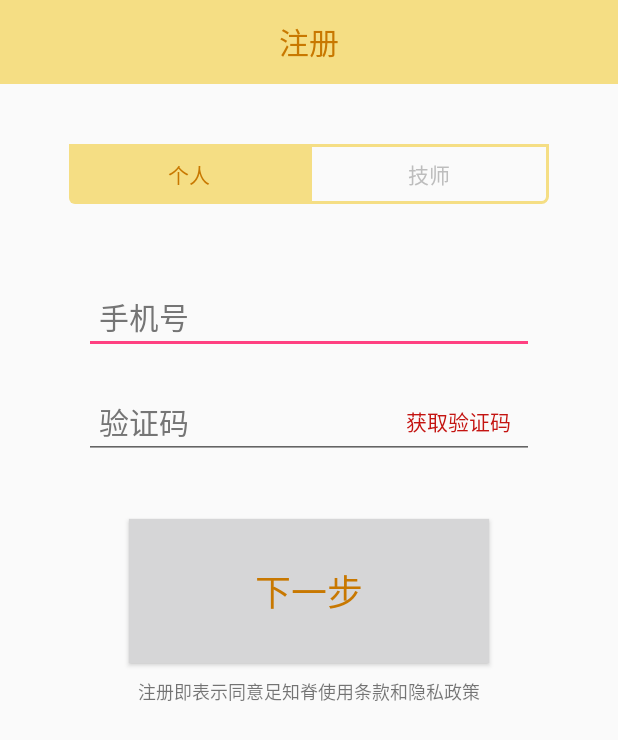
After one commit to jesielin/zuzhiji, an Android app: the fragment RegisterFirstFragment shown on its own in the app's theme, on a phone screen of 412 x 824 dp. The commit adds this screen. Shown: the top 740 px of the screen. Run offline under Robolectric (Android 15) with nearby library versions, the phone set to English and light mode, and no system bars; our stand-ins replace ButterKnife.

Commit message:
注册界面

```diff
--- a/app/src/main/java/com/zzj/zuzhiji/MainActivity.java
+++ b/app/src/main/java/com/zzj/zuzhiji/MainActivity.java
@@ -3,6 +3,7 @@ package com.zzj.zuzhiji;
 import android.content.Intent;
 import android.support.v7.app.AppCompatActivity;
 import android.os.Bundle;
+import android.view.View;
 
 import com.zzj.zuzhiji.util.SharedPreferencesUtils;
 
@@ -14,5 +15,10 @@ public class MainActivity extends AppCompatActivity {
         setContentView(R.layout.activity_main);
 
 
+
+    }
+
+    public void ceshi(View view){
+        startActivity(new Intent(this,RegisterActivity.class));
     }
 }
--- /dev/null
+++ b/app/src/main/java/com/zzj/zuzhiji/fragment/RegisterFirstFragment.java
@@ -0,0 +1,43 @@
+package com.zzj.zuzhiji.fragment;
+
+import android.os.Bundle;
+import android.support.annotation.Nullable;
+import android.support.v4.app.Fragment;
+import android.view.LayoutInflater;
+import android.view.View;
+import android.view.ViewGroup;
+
+import com.zzj.zuzhiji.R;
+
+import butterknife.ButterKnife;
+import butterknife.OnClick;
+
+/**
+ * Created by shawn on 2017-03-28.
+ */
+
+public class RegisterFirstFragment extends Fragment {
+
+    private String type = "0";
+    @Nullable
+    @Override
+    public View onCreateView(LayoutInflater inflater, @Nullable ViewGroup container, @Nullable Bundle savedInstanceState) {
+        View contentView = View.inflate(container.getContext(), R.layout.fragment_register_first,null);
+        ButterKnife.bind(this,contentView);
+        return contentView;
+
+    }
+
+    @OnClick({R.id.operator,R.id.single})
+    public void typeCheck(View view){
+        switch (view.getId()){
+            case R.id.operator:
+                type = "1";
+                break;
+            case R.id.single:
+                type = "0";
+                break;
+        }
+    }
+
+}
--- /dev/null
+++ b/app/src/main/res/color/register_type_text_color.xml
@@ -0,0 +1,5 @@
+<?xml version="1.0" encoding="utf-8"?>
+<selector xmlns:android="http://schemas.android.com/apk/res/android">
+    <item android:color="@color/md_grey_400" android:state_checked="false"/>
+    <item android:color="@color/colorPrimaryDark" android:state_checked="true" />
+</selector>
--- /dev/null
+++ b/app/src/main/res/drawable/register_left_type_bg.xml
@@ -0,0 +1,6 @@
+<?xml version="1.0" encoding="utf-8"?>
+<selector xmlns:android="http://schemas.android.com/apk/res/android">
+
+    <item android:drawable="@drawable/register_left_type_nor_bg" android:state_checked="false"/>
+    <item android:drawable="@drawable/register_left_type_pressed_bg" android:state_checked="true" />
+</selector>
--- /dev/null
+++ b/app/src/main/res/drawable/register_left_type_nor_bg.xml
@@ -0,0 +1,9 @@
+<?xml version="1.0" encoding="utf-8"?>
+<shape xmlns:android="http://schemas.android.com/apk/res/android">
+
+    <stroke
+        android:width="2dp"
+        android:color="@color/colorPrimary" />
+    <corners android:topLeftRadius="4dp" />
+    <corners android:bottomLeftRadius="4dp"/>
+</shape>
--- /dev/null
+++ b/app/src/main/res/drawable/register_left_type_pressed_bg.xml
@@ -0,0 +1,9 @@
+<?xml version="1.0" encoding="utf-8"?>
+<shape xmlns:android="http://schemas.android.com/apk/res/android">
+
+    <solid
+        android:width="2dp"
+        android:color="@color/colorPrimary" />
+    <corners android:topLeftRadius="4dp" />
+    <corners android:bottomLeftRadius="4dp"/>
+</shape>
--- /dev/null
+++ b/app/src/main/res/drawable/register_right_type_bg.xml
@@ -0,0 +1,9 @@
+<?xml version="1.0" encoding="utf-8"?>
+<shape xmlns:android="http://schemas.android.com/apk/res/android">
+
+    <solid
+        android:width="2dp"
+        android:color="@color/colorPrimary" />
+    <corners android:topRightRadius="4dp" />
+    <corners android:bottomRightRadius="4dp"/>
+</shape>
--- /dev/null
+++ b/app/src/main/res/drawable/register_right_type_nor_bg.xml
@@ -0,0 +1,9 @@
+<?xml version="1.0" encoding="utf-8"?>
+<shape xmlns:android="http://schemas.android.com/apk/res/android">
+
+    <stroke
+        android:width="2dp"
+        android:color="@color/colorPrimary" />
+    <corners android:topRightRadius="4dp" />
+    <corners android:bottomRightRadius="4dp"/>
+</shape>
--- /dev/null
+++ b/app/src/main/res/drawable/register_right_type_pressed_bg.xml
@@ -0,0 +1,6 @@
+<?xml version="1.0" encoding="utf-8"?>
+<selector xmlns:android="http://schemas.android.com/apk/res/android">
+
+    <item android:drawable="@drawable/register_right_type_nor_bg" android:state_checked="false"/>
+    <item android:drawable="@drawable/register_right_type_bg" android:state_checked="true" />
+</selector>
--- /dev/null
+++ b/app/src/main/res/layout/fragment_register_first.xml
@@ -0,0 +1,122 @@
+<?xml version="1.0" encoding="utf-8"?>
+<LinearLayout xmlns:android="http://schemas.android.com/apk/res/android"
+    android:orientation="vertical" android:layout_width="match_parent"
+    android:layout_height="match_parent">
+
+    <RelativeLayout
+        android:layout_width="match_parent"
+        android:background="@color/colorPrimary"
+        android:layout_height="?attr/actionBarSize">
+        <TextView
+            android:layout_width="wrap_content"
+            android:layout_height="wrap_content"
+            android:text="注册"
+            android:textSize="20dp"
+            android:layout_centerInParent="true"
+            android:textColor="@color/colorPrimaryDark"
+            />
+
+
+    </RelativeLayout>
+
+
+    <RadioGroup
+        android:layout_gravity="center"
+        android:layout_width="320dp"
+        android:layout_height="40dp"
+        android:layout_marginTop="40dp"
+        android:orientation="horizontal">
+
+        <RadioButton
+            android:id="@+id/single"
+            android:layout_width="0dp"
+            android:layout_weight="1"
+            android:layout_height="match_parent"
+            android:text="个人"
+            android:button="@null"
+            android:gravity="center"
+            android:checked="true"
+            android:textColor="@color/register_type_text_color"
+            android:background="@drawable/register_left_type_bg"/>
+        <RadioButton
+            android:id="@+id/operator"
+            android:layout_width="0dp"
+            android:layout_weight="1"
+            android:layout_height="match_parent"
+            android:text="技师"
+            android:button="@null"
+            android:gravity="center"
+            android:textColor="@color/register_type_text_color"
+            android:background="@drawable/register_right_type_pressed_bg"/>
+    </RadioGroup>
+
+    <LinearLayout
+        android:layout_width="320dp"
+        android:orientation="vertical"
+        android:layout_gravity="center_horizontal"
+        android:padding="10dp"
+        android:layout_marginTop="40dp"
+        android:layout_centerInParent="true"
+        android:layout_height="wrap_content">
+        <EditText
+            android:layout_width="match_parent"
+            android:layout_height="wrap_content"
+            android:hint="手机号"
+            android:padding="10dp"
+            android:singleLine="true"
+            android:inputType="phone"
+            android:maxLength="11"
+            android:id="@+id/tel"
+            android:textSize="20dp"
+            android:textColorHint="@color/text_hint"/>
+        <RelativeLayout
+            android:layout_marginTop="20dp"
+            android:layout_width="match_parent"
+            android:layout_height="wrap_content">
+            <EditText
+                android:layout_width="match_parent"
+                android:layout_height="wrap_content"
+                android:hint="验证码"
+                android:maxLength="6"
+                android:singleLine="true"
+                android:padding="10dp"
+                android:id="@+id/verify"
+
+                android:textSize="20dp"
+                android:textColorHint="@color/text_hint"/>
+            <TextView
+                android:id="@+id/get_verify"
+                android:layout_width="wrap_content"
+                android:layout_height="wrap_content"
+                android:layout_centerVertical="true"
+                android:layout_alignParentRight="true"
+                android:text="获取验证码"
+                android:layout_marginRight="15dp"
+                android:textSize="14dp"
+                android:textColor="@color/md_red_800"/>
+        </RelativeLayout>
+
+        <Button
+            android:id="@+id/next"
+            android:layout_width="240dp"
+            android:layout_height="wrap_content"
+            android:text="下一步"
+            android:textSize="24dp"
+            android:gravity="center"
+            android:padding="5dp"
+            android:layout_gravity="center_horizontal"
+            android:layout_marginTop="40dp"
+            android:textColor="@color/colorPrimaryDark"
+            android:background="@drawable/btn_common_bg"/>
+
+        <TextView
+            android:id="@+id/forget_pwd"
+            android:layout_width="wrap_content"
+            android:layout_height="wrap_content"
+            android:text="注册即表示同意足知脊使用条款和隐私政策"
+            android:layout_gravity="center_horizontal"
+            android:layout_marginTop="10dp"
+            android:textSize="12dp"/>
+    </LinearLayout>
+
+</LinearLayout>
--- a/build.gradle
+++ b/build.gradle
@@ -18,6 +18,7 @@ allprojects {
     repositories {
         jcenter()
         mavenCentral()
+        maven { url "https://jitpack.io" }
     }
 }
 
```
Also changed, not shown: app/build.gradle (+8 -0 lines), app/src/main/AndroidManifest.xml (+9 -0 lines), app/src/main/java/com/zzj/zuzhiji/RegisterActivity.java (added, +83 -0 lines), app/src/main/res/layout/activity_main.xml (+9 -2 lines), app/src/main/res/layout/activity_register.xml (added, +63 -0 lines), app/src/main/res/drawable-xhdpi/placeholder_avator.jpg (added), app/src/main/res/drawable-xhdpi/splash.png (added), 1 other file.
